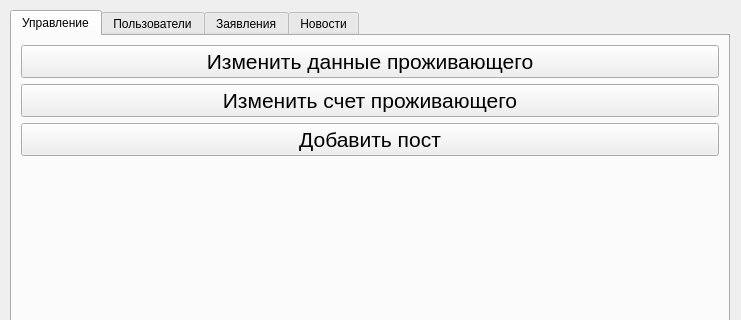
Before: the Qt Designer form adminwindow.ui in MidNightCodder47/Dormitory_Kurs, drawn with Qt 5; both pictures show x 0 to 741 and y 0 to 320 of the 741 by 594 pixel window.
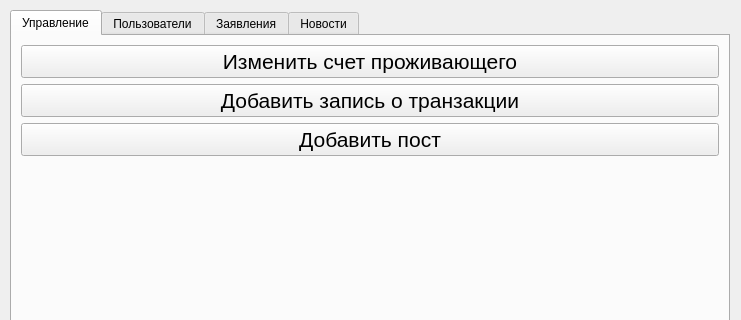
After: the same form once the commit is applied. The open tabs and pages were chosen to show the change.

Commit message: adm_pan - operations All ready

What changed in the file:
```diff
--- a/adminwindow.ui
+++ b/adminwindow.ui
@@ -37,24 +37,6 @@
       <string>Управление</string>
      </attribute>
      <layout class="QVBoxLayout" name="verticalLayout_2">
-      <item>
-       <widget class="QPushButton" name="changedata">
-        <property name="font">
-         <font>
-          <pointsize>16</pointsize>
-         </font>
-        </property>
-        <property name="text">
-         <string>Изменить данные проживающего</string>
-        </property>
-        <property name="iconSize">
-         <size>
-          <width>16</width>
-          <height>16</height>
-         </size>
-        </property>
-       </widget>
-      </item>
       <item>
        <widget class="QPushButton" name="changesumma">
         <property name="font">
@@ -67,6 +49,27 @@
         </property>
        </widget>
       </item>
+      <item>
+       <widget class="QPushButton" name="add_operation">
+        <property name="enabled">
+         <bool>true</bool>
+        </property>
+        <property name="sizePolicy">
+         <sizepolicy hsizetype="Minimum" vsizetype="Maximum">
+          <horstretch>0</horstretch>
+          <verstretch>0</verstretch>
+         </sizepolicy>
+        </property>
+        <property name="font">
+         <font>
+          <pointsize>16</pointsize>
+         </font>
+        </property>
+        <property name="text">
+         <string>Добавить запись о транзакции</string>
+        </property>
+       </widget>
+      </item>
       <item>
        <widget class="QPushButton" name="addpost">
         <property name="enabled">
```
Left out of the diff: 2 changed lines with no effect on the pictures. The commit also changes 20 other files.
